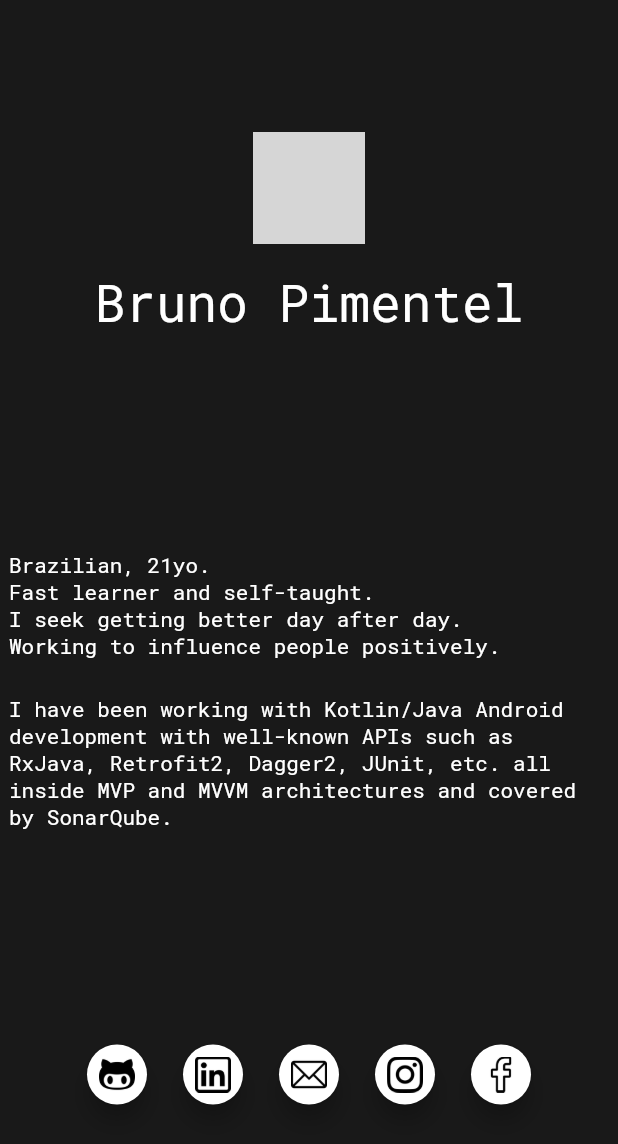
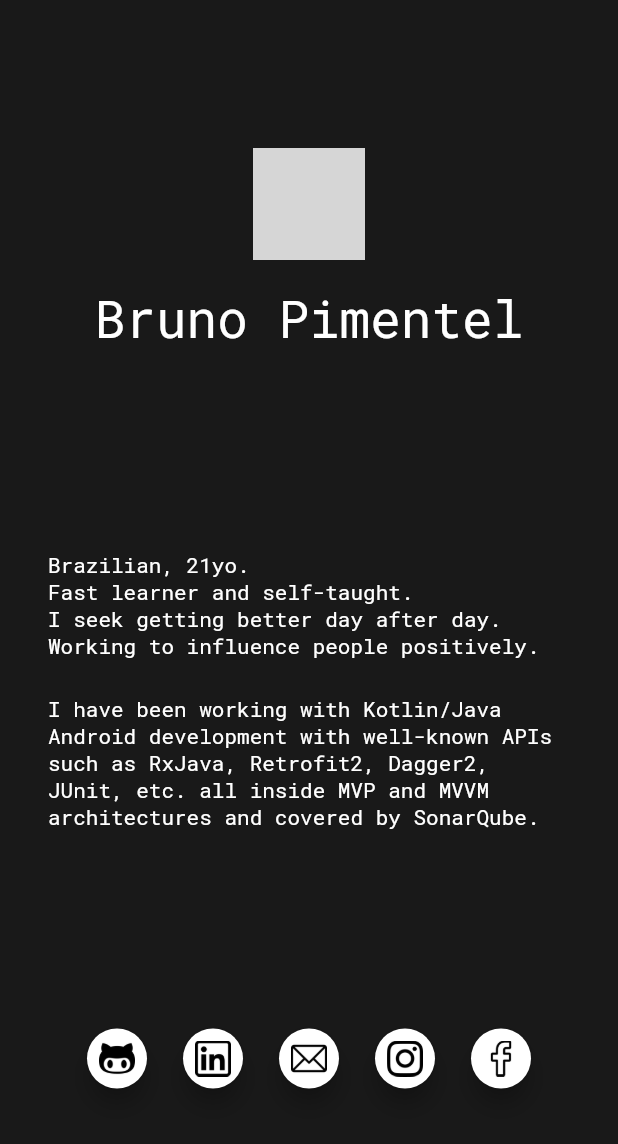
Before and after one commit to bfpimentel/pimentel.dev, a Flutter app: the screen it shows after launch, on a phone screen of 412 x 824 dp. Shown: the top 1144 px of the screen. Run offline on Flutter 3.47's test engine with Material 2 defaults, Android fonts, the phone set to English and light mode, and no system bars; grey boxes are pictures that could not be loaded.

Commit message:
ajustado padding no layout da home

```diff
--- a/lib/main.dart
+++ b/lib/main.dart
@@ -1,5 +1,5 @@
 import 'package:flutter/material.dart';
-import 'package:portfolio/screens/home.dart';
+import 'package:portfolio/screens/home_screen.dart';
 
 void main() => runApp(MyApp());
 
@@ -26,7 +26,7 @@ class MyApp extends StatelessWidget {
           bodyColor: Colors.white,
         ),
       ),
-      home: const Home(),
+      home: const HomeScreen(),
     );
   }
 }
--- a/lib/screens/home.dart
+++ /dev/null
@@ -1,23 +0,0 @@
-import 'package:flutter/material.dart';
-import '../widgets/profile_info.dart';
-import '../widgets/profile_title.dart';
-import '../widgets/social_group.dart';
-
-class Home extends StatelessWidget {
-  const Home();
-
-  @override
-  Widget build(final BuildContext context) {
-    return Scaffold(
-      body: Column(
-        crossAxisAlignment: CrossAxisAlignment.center,
-        mainAxisAlignment: MainAxisAlignment.spaceAround,
-        children: <Widget>[
-          const ProfileTitle(),
-          const ProfileInfo(),
-          const SocialGroup(),
-        ],
-      ),
-    );
-  }
-}
--- /dev/null
+++ b/lib/screens/home_screen.dart
@@ -0,0 +1,25 @@
+import 'package:flutter/material.dart';
+import 'package:portfolio/widgets/profile_title.dart';
+import 'package:portfolio/widgets/profile_info.dart';
+import 'package:portfolio/widgets/social_group.dart';
+
+class HomeScreen extends StatelessWidget {
+  const HomeScreen();
+
+  @override
+  Widget build(final BuildContext context) {
+    return Container(
+      padding: EdgeInsets.all(32),
+      color: Color(0xFF191919),
+      child: Column(
+        mainAxisSize: MainAxisSize.max,
+        mainAxisAlignment: MainAxisAlignment.spaceAround,
+        children: <Widget>[
+          const ProfileTitle(),
+          const ProfileInfo(),
+          const SocialGroup(),
+        ],
+      ),
+    );
+  }
+}
--- a/lib/widgets/image_button.dart
+++ /dev/null
@@ -1,50 +0,0 @@
-import 'package:flutter/cupertino.dart';
-import 'package:flutter/material.dart';
-import 'package:url_launcher/url_launcher.dart';
-
-class ImageButton extends StatelessWidget {
-  const ImageButton({
-    @required final this.assetName,
-    final this.urlAddress,
-    final this.mailAddress,
-  });
-
-  final String assetName;
-  final String urlAddress;
-  final String mailAddress;
-
-  _handleOnPressed() async {
-    if (urlAddress != null && await canLaunch(urlAddress)) {
-      await launch(urlAddress);
-      return;
-    }
-
-    if (mailAddress != null) {
-      final subject = 'Hello, Bruno!';
-      final address = 'mailto:$mailAddress?subject=$subject';
-      if (await canLaunch(address)) {
-        await launch(address);
-      }
-    }
-  }
-
-  @override
-  Widget build(final BuildContext context) {
-    return SizedBox(
-      width: 40,
-      height: 40,
-      child: FloatingActionButton(
-        onPressed: _handleOnPressed,
-        child: Container(
-          width: 24,
-          height: 24,
-          decoration: BoxDecoration(
-            image: DecorationImage(
-              image: ExactAssetImage(assetName),
-            ),
-          ),
-        ),
-      ),
-    );
-  }
-}
--- a/lib/widgets/profile_info.dart
+++ b/lib/widgets/profile_info.dart
@@ -10,8 +10,7 @@ class ProfileInfo extends StatelessWidget {
     final today = DateTime.now().toUtc();
     final yearsOld = (today.difference(birthDate).inDays / 365).floor();
 
-    return Center(
-      child: Container(
+    return Container(
       width: 400,
       child: Column(
         mainAxisSize: MainAxisSize.min,
@@ -33,7 +32,6 @@ class ProfileInfo extends StatelessWidget {
           ),
         ],
       ),
-      ),
     );
   }
 }
--- a/lib/widgets/profile_title.dart
+++ b/lib/widgets/profile_title.dart
@@ -7,9 +7,7 @@ class ProfileTitle extends StatelessWidget {
 
   @override
   Widget build(BuildContext context) {
-    return Padding(
-      padding: const EdgeInsets.all(32.0),
-      child: Center(
+    return Center(
       child: Column(
         children: <Widget>[
           Container(
@@ -30,7 +28,6 @@ class ProfileTitle extends StatelessWidget {
           ),
         ],
       ),
-      ),
     );
   }
 }
--- a/lib/widgets/social_group.dart
+++ b/lib/widgets/social_group.dart
@@ -1,16 +1,14 @@
 import 'package:flutter/cupertino.dart';
 import 'package:flutter/material.dart';
 import 'package:portfolio/core/constants.dart';
-import 'package:portfolio/widgets/image_button.dart';
+import 'package:url_launcher/url_launcher.dart';
 
 class SocialGroup extends StatelessWidget {
   const SocialGroup();
 
   @override
   Widget build(final BuildContext context) {
-    return Padding(
-      padding: const EdgeInsets.all(32.0),
-      child: Row(
+    return Row(
       mainAxisSize: MainAxisSize.min,
       children: <Widget>[
         const ImageButton(
@@ -38,6 +36,52 @@ class SocialGroup extends StatelessWidget {
           urlAddress: Links.facebook,
         ),
       ],
+    );
+  }
+}
+
+class ImageButton extends StatelessWidget {
+  const ImageButton({
+    @required final this.assetName,
+    final this.urlAddress,
+    final this.mailAddress,
+  });
+
+  final String assetName;
+  final String urlAddress;
+  final String mailAddress;
+
+  _handleOnPressed() async {
+    if (urlAddress != null && await canLaunch(urlAddress)) {
+      await launch(urlAddress);
+      return;
+    }
+
+    if (mailAddress != null) {
+      final subject = 'Hello, Bruno!';
+      final address = 'mailto:$mailAddress?subject=$subject';
+      if (await canLaunch(address)) {
+        await launch(address);
+      }
+    }
+  }
+
+  @override
+  Widget build(final BuildContext context) {
+    return SizedBox(
+      width: 40,
+      height: 40,
+      child: FloatingActionButton(
+        onPressed: _handleOnPressed,
+        child: Container(
+          width: 24,
+          height: 24,
+          decoration: BoxDecoration(
+            image: DecorationImage(
+              image: ExactAssetImage(assetName),
+            ),
+          ),
+        ),
       ),
     );
   }
```
Lines whose indentation alone changed are shown as unchanged.
